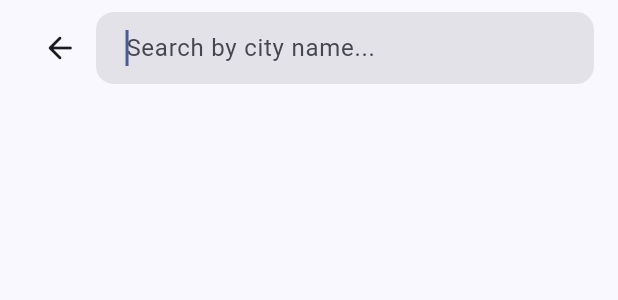
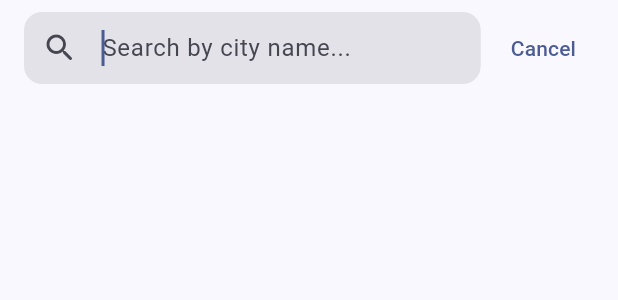
Before and after one commit to VeloFactory/VeloMap, a Flutter app: the RoutesSearchBar widget shown alone on an empty page, opened directly with empty values, on a phone screen of 412 x 824 dp. Shown: the top 300 px of the screen. Run offline on Flutter 3.47's test engine with Material 3 defaults, Android fonts, the phone set to English and light mode, and no system bars; our stand-ins replace dartz, flutter_bloc, flutter_dotenv, freezed_annotation, geolocator, go_router and 2 more; missing offline and left inert: mapbox_maps_flutter; statements that could not run were skipped.

Commit message:
Update search bar UI with cancel button and icon

```diff
--- a/mobile/client/velo_map_app/lib/features/routes/presentation/widgets/routes_search_bar.dart
+++ b/mobile/client/velo_map_app/lib/features/routes/presentation/widgets/routes_search_bar.dart
@@ -76,14 +76,6 @@ class _RoutesSearchBarState extends State<RoutesSearchBar> {
                 padding: const EdgeInsets.fromLTRB(16, 8, 16, 8),
                 child: Row(
                   children: [
-                    // Back button
-                    IconButton(
-                      onPressed: widget.onClose,
-                      icon: Icon(
-                        Icons.arrow_back_rounded,
-                        color: colorScheme.onSurface,
-                      ),
-                    ),
                     // Search field
                     Expanded(
                       child: TextField(
@@ -95,6 +87,10 @@ class _RoutesSearchBarState extends State<RoutesSearchBar> {
                           hintText: 'Search by city name...',
                           filled: true,
                           fillColor: colorScheme.surfaceContainerHighest,
+                          prefixIcon: Icon(
+                            Icons.search_rounded,
+                            color: colorScheme.onSurfaceVariant,
+                          ),
                           border: OutlineInputBorder(
                             borderRadius: BorderRadius.circular(12),
                             borderSide: BorderSide.none,
@@ -115,6 +111,18 @@ class _RoutesSearchBarState extends State<RoutesSearchBar> {
                                   ),
                                 )
                               : null,
+                        ),
+                      ),
+                    ),
+                    const SizedBox(width: 8),
+                    // Cancel button
+                    TextButton(
+                      onPressed: widget.onClose,
+                      child: Text(
+                        'Cancel',
+                        style: TextStyle(
+                          color: colorScheme.primary,
+                          fontWeight: FontWeight.w500,
                         ),
                       ),
                     ),
```
